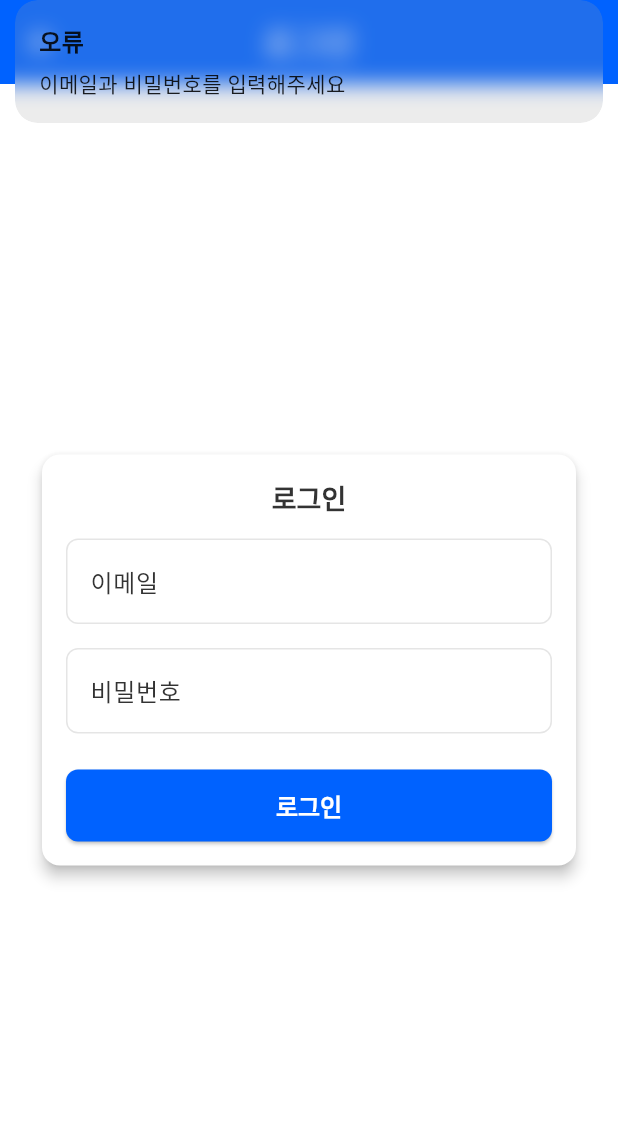
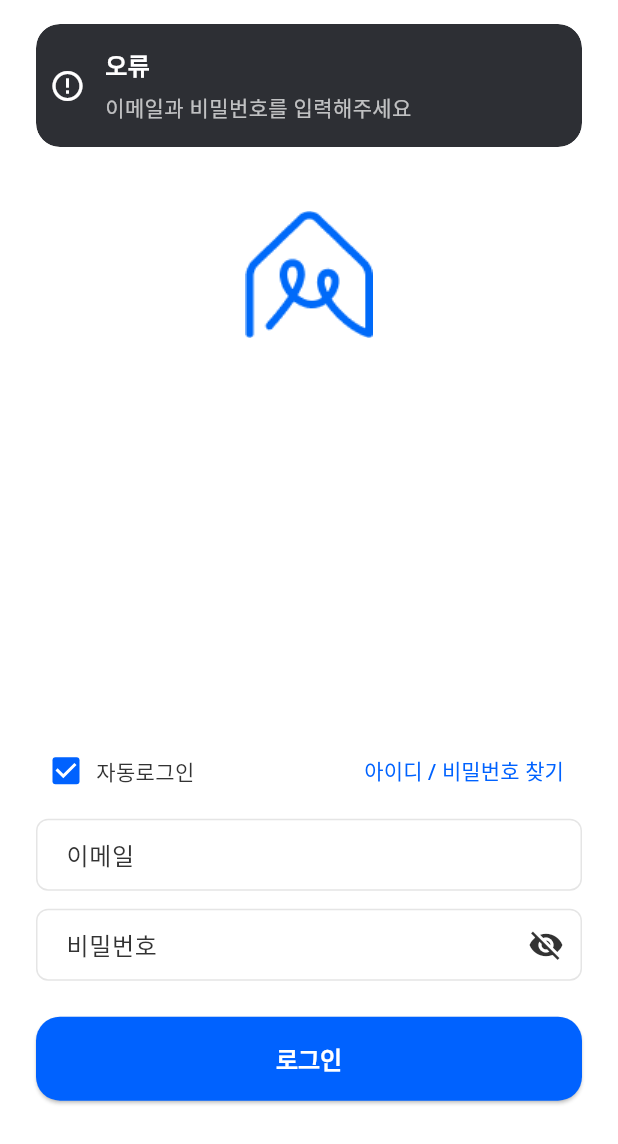
Before and after one commit to pattangeumdduck/gachiga, a Flutter app: the LoginScreen screen opened directly, after a tap on "로그인", on a phone screen of 412 x 824 dp. Shown: the top 1144 px of the screen. Run offline on Flutter 3.47's test engine with Material 3 defaults, Android fonts, the light colour scheme and no system bars; our stand-ins replace get.

Commit message:
version20250420

```diff
--- a/lib/screens/login.dart
+++ b/lib/screens/login.dart
@@ -1,71 +1,115 @@
 import 'package:flutter/material.dart';
 import 'package:get/get.dart';
 import 'package:gachiga1/screens/home_screen.dart';
-import 'package:gachiga1/controllers/auth_controller.dart';
+import 'package:gachiga1/widgets/custom_snackbar.dart';
 
 class LoginScreen extends StatelessWidget {
   const LoginScreen({super.key});
 
   @override
   Widget build(BuildContext context) {
-    final TextEditingController emailController = TextEditingController();
-    final TextEditingController passwordController = TextEditingController();
-    final AuthController authController = Get.find<AuthController>();
+    final size = MediaQuery.of(context).size;
+    final emailController = TextEditingController();
+    final passwordController = TextEditingController();
 
     return Scaffold(
-      appBar: AppBar(
-        title: const Text('로그인'),
-      ),
-      body: Center(
-        child: SingleChildScrollView(
-          padding: const EdgeInsets.all(24.0),
-          child: Card(
-            shape: RoundedRectangleBorder(
-              borderRadius: BorderRadius.circular(12),
-            ),
-            elevation: 4,
+      backgroundColor: Colors.white,
+      body: SafeArea(
+        child: SingleChildScrollView( // ✅ overflow 방지
           child: Padding(
-              padding: const EdgeInsets.all(16.0),
+            padding: const EdgeInsets.symmetric(horizontal: 24),
             child: Column(
-                mainAxisSize: MainAxisSize.min,
               children: [
-                  Text(
-                    '로그인',
-                    style: Theme.of(context).textTheme.headlineSmall,
-                  ),
-                  const SizedBox(height: 16),
-                  TextFormField(
-                    controller: emailController,
-                    decoration: const InputDecoration(
-                      labelText: '이메일',
-                      hintText: '이메일을 입력하세요',
+                const SizedBox(height: 80), // 약간 줄임
+                Center(
+                  child: Image.asset(
+                    'assets/images/logo.png',
+                    width: size.width * 0.5,
+                    height: size.width * 0.5,
                   ),
                 ),
                 const SizedBox(height: 16),
+                const Text(
+                  '',
+                  style: TextStyle(
+                    fontSize: 16,
+                    fontWeight: FontWeight.w500,
+                  ),
+                ),
+                SizedBox(height: size.height * 0.2), // 수정된 코드
+                // ✅ 하단 로그인 폼
+                Column(
+                  children: [
+                    Row(
+                      mainAxisAlignment: MainAxisAlignment.spaceBetween,
+                      children: [
+                        Row(
+                          children: [
+                            Checkbox(
+                              value: true,
+                              onChanged: (_) {},
+                              materialTapTargetSize: MaterialTapTargetSize.shrinkWrap,
+                            ),
+                            const Text('자동로그인'),
+                          ],
+                        ),
+                        TextButton(
+                          onPressed: () {},
+                          child: const Text('아이디 / 비밀번호 찾기'),
+                        ),
+                      ],
+                    ),
+                    const SizedBox(height: 8),
+                    TextFormField(
+                      controller: emailController,
+                      decoration: InputDecoration(
+                        hintText: '이메일',
+                        border: OutlineInputBorder(
+                          borderRadius: BorderRadius.circular(12),
+                        ),
+                        contentPadding: const EdgeInsets.symmetric(horizontal: 16, vertical: 12),
+                      ),
+                    ),
+                    const SizedBox(height: 12),
                     TextFormField(
                       controller: passwordController,
                       obscureText: true,
-                    decoration: const InputDecoration(
-                      labelText: '비밀번호',
-                      hintText: '비밀번호를 입력하세요',
+                      decoration: InputDecoration(
+                        hintText: '비밀번호',
+                        suffixIcon: const Icon(Icons.visibility_off),
+                        border: OutlineInputBorder(
+                          borderRadius: BorderRadius.circular(12),
+                        ),
+                        contentPadding: const EdgeInsets.symmetric(horizontal: 16, vertical: 12),
                       ),
                     ),
                     const SizedBox(height: 24),
-                  ElevatedButton(
+                    SizedBox(
+                      width: double.infinity,
+                      height: 56,
+                      child: ElevatedButton(
                         onPressed: () {
-                      final email = emailController.text;
-                      final password = passwordController.text;
-                      if (email.isEmpty || password.isEmpty) {
-                        Get.snackbar('오류', '이메일과 비밀번호를 입력해주세요');
+                          if (emailController.text.isEmpty || passwordController.text.isEmpty) {
+                            showCustomSnackbar(
+                              title: '오류',
+                              message: '이메일과 비밀번호를 입력해주세요',
+                            );
                             return;
                           }
-                      authController.login();
                           Get.offAll(() => const HomeScreen());
                         },
+                        style: ElevatedButton.styleFrom(
+                          shape: RoundedRectangleBorder(
+                            borderRadius: BorderRadius.circular(16),
+                          ),
+                        ),
                         child: const Text('로그인'),
                       ),
+                    ),
+                    const SizedBox(height: 40), // 마지막 여백
                   ],
                 ),
+              ],
             ),
           ),
         ),
--- /dev/null
+++ b/lib/widgets/custom_snackbar.dart
@@ -0,0 +1,37 @@
+// lib/widgets/custom_snackbar.dart
+import 'package:flutter/material.dart';
+import 'package:get/get.dart';
+
+void showCustomSnackbar({
+  required String title,
+  required String message,
+  IconData icon = Icons.error_outline,
+  Color backgroundColor = const Color(0xFF2D2F34),
+}) {
+  Get.snackbar(
+    '', '', // title/message는 아래 커스텀 위젯으로 대체됨
+    snackPosition: SnackPosition.TOP,
+    backgroundColor: backgroundColor,
+    margin: const EdgeInsets.symmetric(horizontal: 24, vertical: 16),
+    padding: const EdgeInsets.all(16),
+    borderRadius: 16,
+    duration: const Duration(seconds: 2),
+    isDismissible: true,
+    icon: Icon(icon, color: Colors.white, size: 24),
+    titleText: Text(
+      title,
+      style: const TextStyle(
+        color: Colors.white,
+        fontWeight: FontWeight.bold,
+        fontSize: 16,
+      ),
+    ),
+    messageText: Text(
+      message,
+      style: const TextStyle(
+        color: Colors.white70,
+        fontSize: 14,
+      ),
+    ),
+  );
+}
```
Also changed, not shown: lib/screens/intro_screen.dart (+47 -43 lines), lib/screens/signup_form.dart (+24 -14 lines), lib/screens/user_type_selection_screen.dart (+17 -67 lines), assets/images/logo.png (added), assets/images/selected_no_junior.png (added), assets/images/selected_no_senior.png (added), assets/images/selected_yes_junior.png (added), assets/images/selected_yes_senior.png (added). Lines whose indentation alone changed are shown as unchanged.
